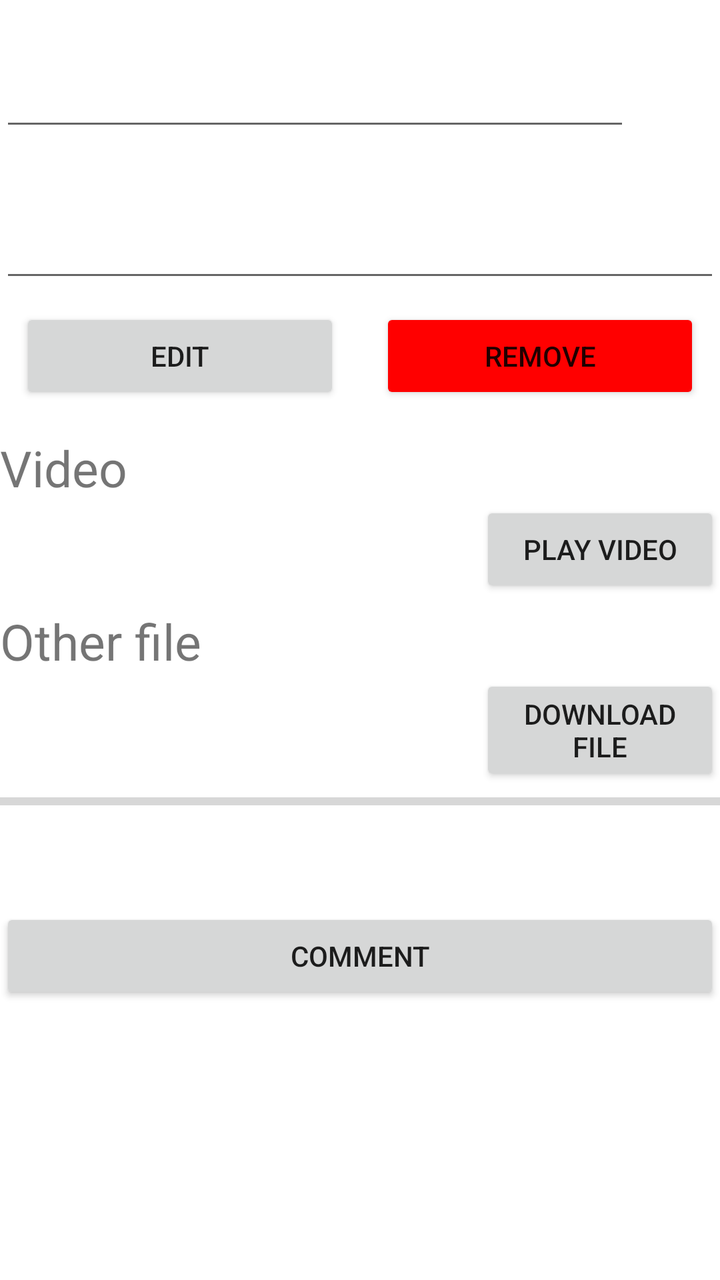
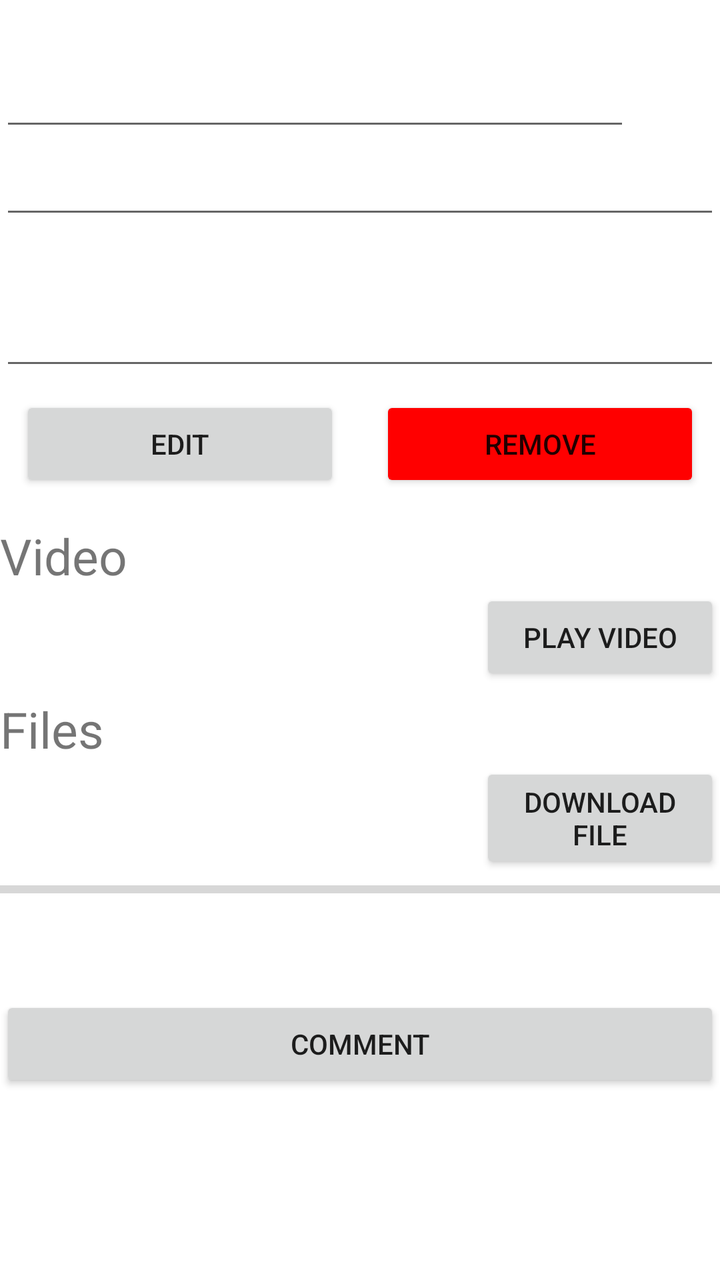

Compare the two renders of this Android layout. The source of the first and the diff that turns it into the second are given below.
<!-- AndroidManifest.xml: application theme Theme.Front2 -->
<!-- res/layout/fragment_res_detail.xml -->
<?xml version="1.0" encoding="utf-8"?>
<LinearLayout xmlns:android="http://schemas.android.com/apk/res/android"
    xmlns:app="http://schemas.android.com/apk/res-auto"
    xmlns:tools="http://schemas.android.com/tools"
    android:layout_width="match_parent"
    android:layout_height="match_parent"
    android:layout_marginHorizontal="10dp"
    android:layout_marginTop="10dp"
    android:orientation="vertical"
    tools:context=".home.user.course.resource.ResDetailFragment">

    <ScrollView
        android:layout_width="match_parent"
        android:layout_height="wrap_content">

        <LinearLayout
            android:layout_width="match_parent"
            android:layout_height="wrap_content"
            android:orientation="vertical">

            <LinearLayout
                android:layout_width="match_parent"
                android:layout_height="wrap_content"
                android:orientation="horizontal">

                <EditText
                    android:id="@+id/res_title_label"
                    android:layout_width="match_parent"
                    android:layout_height="wrap_content"
                    android:layout_weight="1"
                    android:textSize="40sp" />

                <TextView
                    android:id="@+id/video_rate_score_label"
                    android:layout_width="match_parent"
                    android:layout_height="wrap_content"
                    android:layout_weight="7"
                    android:textColor="@color/orange"
                    android:textSize="30sp" />
            </LinearLayout>

            <EditText
                android:id="@+id/res_desc_label"
                android:layout_width="match_parent"
                android:layout_height="wrap_content"
                android:layout_marginVertical="8dp"
                android:lines="2"
                android:textSize="20sp" />

            <LinearLayout
                android:layout_width="match_parent"
                android:layout_height="wrap_content"
                android:orientation="horizontal">

                <Button
                    android:id="@+id/edit_title_button"
                    android:layout_width="match_parent"
                    android:layout_height="wrap_content"
                    android:layout_marginHorizontal="10dp"
                    android:layout_weight="1"
                    android:text="@string/upload_edit" />

                <Button
                    android:id="@+id/delete_video_button"
                    android:layout_width="match_parent"
                    android:layout_height="wrap_content"
                    android:layout_marginHorizontal="10dp"
                    android:layout_weight="1"
                    android:backgroundTint="@color/red"
                    android:text="@string/upload_delete" />
            </LinearLayout>

            <LinearLayout
                android:layout_width="match_parent"
                android:layout_height="wrap_content"
                android:layout_marginTop="15dp"
                android:orientation="vertical">

                <TextView
                    android:layout_width="match_parent"
                    android:layout_height="wrap_content"
                    android:text="@string/detail_video_label"
                    android:textSize="25sp" />

                <LinearLayout
                    android:layout_width="match_parent"
                    android:layout_height="wrap_content"
                    android:orientation="horizontal">

                    <TextView
                        android:id="@+id/video_title"
                        android:layout_width="match_parent"
                        android:layout_height="match_parent"
                        android:layout_weight="1"
                        android:textColor="@color/purple_700"
                        android:textSize="25sp" />

                    <Button
                        android:id="@+id/choose_video_button"
                        android:layout_width="match_parent"
                        android:layout_height="match_parent"
                        android:layout_weight="2"
                        android:text="@string/detail_video_play_button" />
                </LinearLayout>
            </LinearLayout>

            <LinearLayout
                android:layout_width="match_parent"
                android:layout_height="wrap_content"
                android:layout_marginTop="5dp"
                android:orientation="vertical">

                <TextView
                    android:layout_width="match_parent"
                    android:layout_height="wrap_content"
                    android:text="@string/detail_file_label"
                    android:textSize="25sp" />

                <LinearLayout
                    android:layout_width="match_parent"
                    android:layout_height="wrap_content"
                    android:orientation="horizontal">

                    <TextView
                        android:id="@+id/file_title"
                        android:layout_width="match_parent"
                        android:layout_height="match_parent"
                        android:layout_weight="1"
                        android:textColor="@color/purple_700"
                        android:textSize="20sp" />

                    <Button
                        android:id="@+id/choose_file_button"
                        android:layout_width="match_parent"
                        android:layout_height="match_parent"
                        android:layout_weight="2"
                        android:text="@string/detail_file_download_button" />
                </LinearLayout>

                <ProgressBar
                    android:id="@+id/file_download_bar"
                    android:layout_width="match_parent"
                    android:layout_height="wrap_content"
                    android:max="100"
                    style="?android:attr/progressBarStyleHorizontal"
                    android:layout_marginBottom="10dp"
                    app:layout_constraintLeft_toLeftOf="parent"
                    app:layout_constraintRight_toRightOf="parent"
                    app:layout_constraintBottom_toBottomOf="parent"/>

                <TextView
                    android:id="@+id/file_download_progress_label"
                    android:layout_width="match_parent"
                    android:layout_height="wrap_content"
                    android:textSize="15sp" />
            </LinearLayout>

            <Button
                android:id="@+id/go_to_comments"
                android:layout_width="match_parent"
                android:layout_height="wrap_content"
                android:layout_marginTop="15dp"
                android:text="@string/comment_title_label" />
        </LinearLayout>
    </ScrollView>

</LinearLayout>
<!-- resources referenced by this layout -->
<resources>
  <color name="orange">#FFA500</color>
  <color name="purple_700">#FF3700B3</color>
  <color name="red">#FF0000</color>
  <string name="comment_title_label">Comment</string>
  <string name="detail_file_download_button">Download file</string>
  <string name="detail_file_label">Other file</string>
  <string name="detail_video_label">Video</string>
  <string name="detail_video_play_button">Play video</string>
  <string name="upload_delete">Remove</string>
  <string name="upload_edit">Edit</string>
  <style name="Theme.Front2" parent="Theme.MaterialComponents.DayNight.NoActionBar">
          
          <item name="colorPrimary">@color/royalBlue</item>
          <item name="colorPrimaryVariant">@color/lightSkyBlue</item>
          <item name="colorOnPrimary">@color/white</item>
          
          <item name="colorSecondary">@color/deepSkyBlue1</item>
          <item name="colorSecondaryVariant">@color/deepSkyBlue3</item>
          <item name="colorOnSecondary">@color/WhiteSmoke</item>
          
          <item name="android:statusBarColor" tools:targetApi="l">?attr/colorPrimary</item>
          
      </style>
  <color name="royalBlue">#4169E1</color>
  <color name="lightSkyBlue">#87CEFA</color>
  <color name="white">#FFFFFFFF</color>
  <color name="deepSkyBlue1">#00BFFF</color>
  <color name="deepSkyBlue3">#009ACD</color>
  <color name="WhiteSmoke">#F5F5F5</color>
</resources>

<!-- the commit's change to res/layout/fragment_res_detail.xml (unified diff, before → after) -->
@@ -39,6 +39,20 @@
                     android:textSize="30sp" />
             </LinearLayout>
 
+            <LinearLayout
+                android:layout_width="match_parent"
+                android:layout_height="wrap_content"
+                android:orientation="horizontal">
+
+                <EditText
+                    android:id="@+id/res_type_label"
+                    android:layout_width="0dp"
+                    android:layout_height="wrap_content"
+                    android:layout_weight="1"
+                    android:textSize="20sp" />
+
+            </LinearLayout>
+
             <EditText
                 android:id="@+id/res_desc_label"
                 android:layout_width="match_parent"
@@ -77,6 +91,7 @@
                 android:orientation="vertical">
 
                 <TextView
+                    android:id="@+id/video_label"
                     android:layout_width="match_parent"
                     android:layout_height="wrap_content"
                     android:text="@string/detail_video_label"
<!-- resource entries referenced after the edit -->
@@ -5,7 +5,7 @@
   <color name="red">#FF0000</color>
   <string name="comment_title_label">Comment</string>
   <string name="detail_file_download_button">Download file</string>
-  <string name="detail_file_label">Other file</string>
+  <string name="detail_file_label">Files</string>
   <string name="detail_video_label">Video</string>
   <string name="detail_video_play_button">Play video</string>
   <string name="upload_delete">Remove</string>
